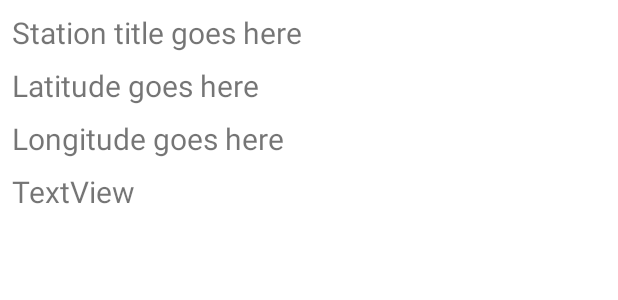
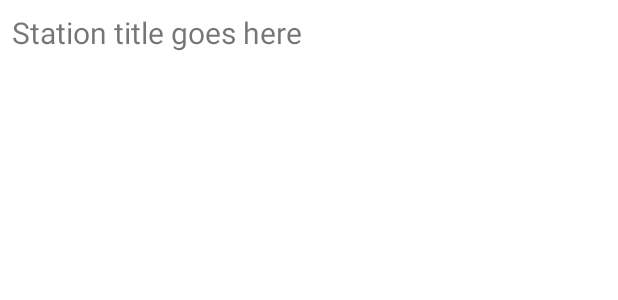
Before and after one commit to chaohao1214/GroupProject, an Android app: the layout search_view_car.xml on its own in the app's theme, with its tools: preview values and no code run, on a phone screen of 412 x 824 dp. Shown: the top 300 px of the screen. Run offline under Robolectric (Android 15) with nearby library versions, the phone set to English and light mode, and no system bars.

```diff
--- a/app/src/main/res/layout/search_view_car.xml
+++ b/app/src/main/res/layout/search_view_car.xml
@@ -17,39 +17,4 @@
         app:layout_constraintStart_toStartOf="parent"
         app:layout_constraintTop_toTopOf="parent" />
 
-    <TextView
-        android:id="@+id/stationLatitude"
-        android:layout_width="wrap_content"
-        android:layout_height="wrap_content"
-        android:layout_marginStart="8dp"
-        android:layout_marginLeft="8dp"
-        android:layout_marginTop="8dp"
-        android:text="Latitude goes here"
-        android:textSize="20sp"
-        app:layout_constraintStart_toStartOf="parent"
-        app:layout_constraintTop_toBottomOf="@+id/stationTitle" />
-
-    <TextView
-        android:id="@+id/stationLongitude"
-        android:layout_width="wrap_content"
-        android:layout_height="wrap_content"
-        android:layout_marginStart="8dp"
-        android:layout_marginLeft="8dp"
-        android:layout_marginTop="8dp"
-        android:text="Longitude goes here"
-        android:textSize="20sp"
-        app:layout_constraintStart_toStartOf="parent"
-        app:layout_constraintTop_toBottomOf="@+id/stationLatitude" />
-
-    <TextView
-        android:id="@+id/stationContactNo"
-        android:layout_width="wrap_content"
-        android:layout_height="wrap_content"
-        android:layout_marginStart="8dp"
-        android:layout_marginLeft="8dp"
-        android:layout_marginTop="8dp"
-        android:text="TextView"
-        android:textSize="20sp"
-        app:layout_constraintStart_toStartOf="parent"
-        app:layout_constraintTop_toBottomOf="@+id/stationLongitude" />
 </androidx.constraintlayout.widget.ConstraintLayout>
```
Also changed, not shown: app/src/main/java/com/example/groupproject/SearchStation.java (+22 -9 lines), app/src/main/java/com/example/groupproject/StationAdapter.java (+21 -13 lines), app/src/main/java/com/example/groupproject/StationObject.java (+4 -18 lines), app/src/main/res/layout/station_search.xml (+20 -18 lines).
